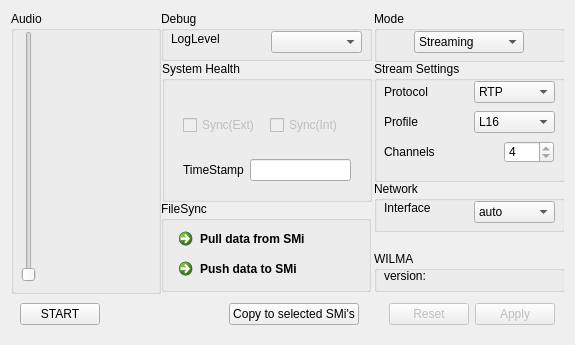
Old version of the form WILMA/gui/UIs/SMconfig.ui in the repository iem-projects/WILMAmix.
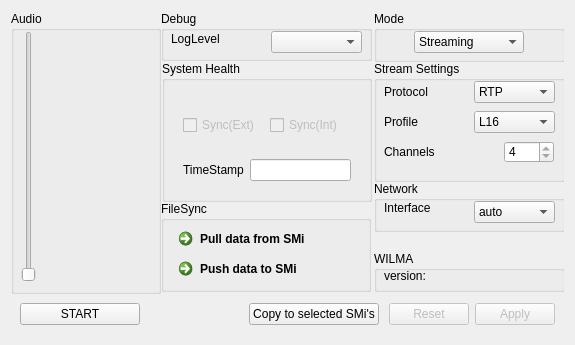
New version of the form. Custom widgets are drawn as their Qt base class.

Commit message:
make SMconfig launchButton settable
and give it a minimum size...

The edit to the form file:
```diff
--- a/WILMA/gui/UIs/SMconfig.ui
+++ b/WILMA/gui/UIs/SMconfig.ui
@@ -555,9 +555,18 @@
       </property>
       <item>
        <widget class="QPushButton" name="launchButton">
+        <property name="minimumSize">
+         <size>
+          <width>120</width>
+          <height>0</height>
+         </size>
+        </property>
         <property name="text">
          <string>START</string>
         </property>
+        <property name="checkable">
+         <bool>true</bool>
+        </property>
        </widget>
       </item>
       <item>
```
